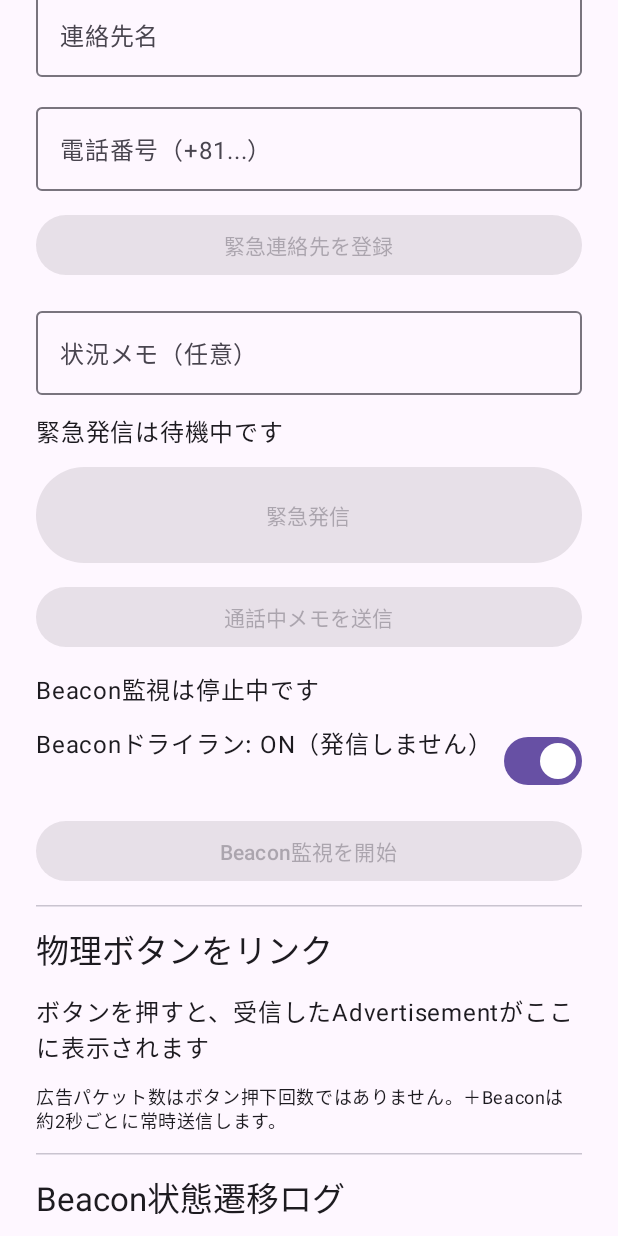
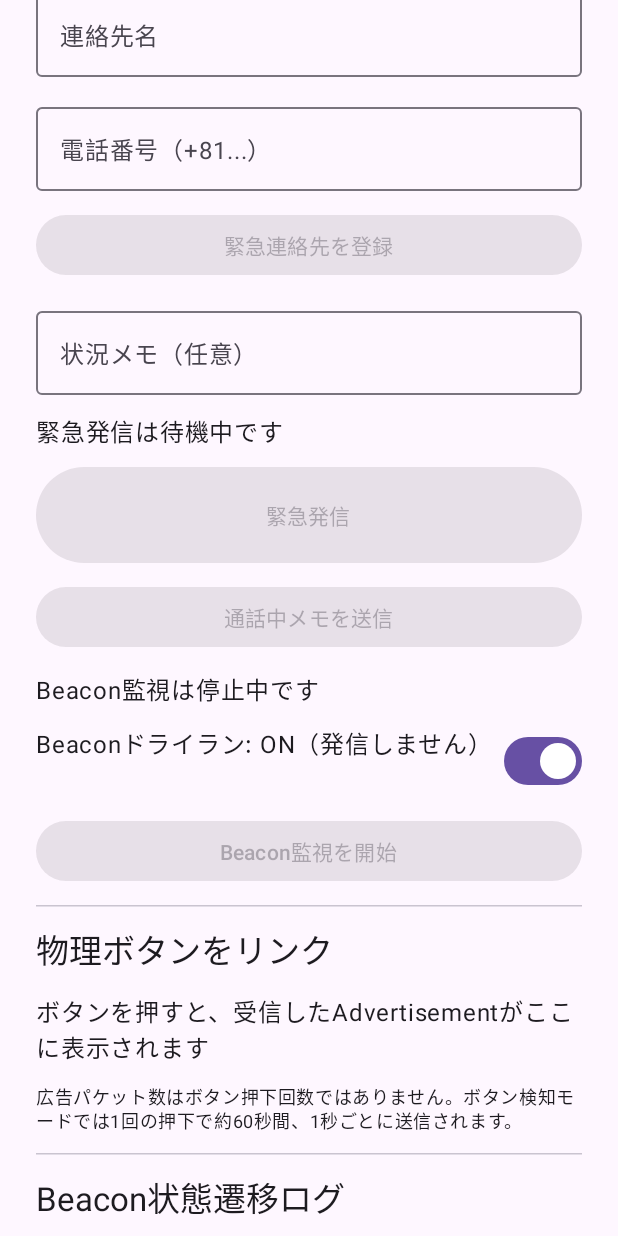
Before and after one commit to rtree/LIFELiNK, an Android app built with Jetpack Compose: the screen it shows after launch (MainActivity), scrolled down 576 dp, on a phone screen of 412 x 824 dp. Run offline under Robolectric (Android 15) with nearby library versions, the light colour scheme and no system bars; our stand-ins replace Firebase (no records; nobody signed in at launch, a user with empty details on screens opened directly); 2 statements that could not run were skipped.

Commit message:
Record +Beacon maker-app settings (button-detect mode, 1s interval, 60s burst, Beacon0-2 slots) and correct always-advertising assumption

```diff
--- a/android/app/src/main/java/com/rtree/LIFELiNK/MainActivity.kt
+++ b/android/app/src/main/java/com/rtree/LIFELiNK/MainActivity.kt
@@ -512,7 +512,7 @@ private fun AdvertisementLinkSection(
         } ?: "ボタンを押すと、受信したAdvertisementがここに表示されます",
     )
     Text(
-        "広告パケット数はボタン押下回数ではありません。＋Beaconは約2秒ごとに常時送信します。",
+        "広告パケット数はボタン押下回数ではありません。ボタン検知モードでは1回の押下で約60秒間、1秒ごとに送信されます。",
         style = MaterialTheme.typography.bodySmall,
     )
     if (linkedDevice != null) {
```
Also changed, not shown: 1 other file.
